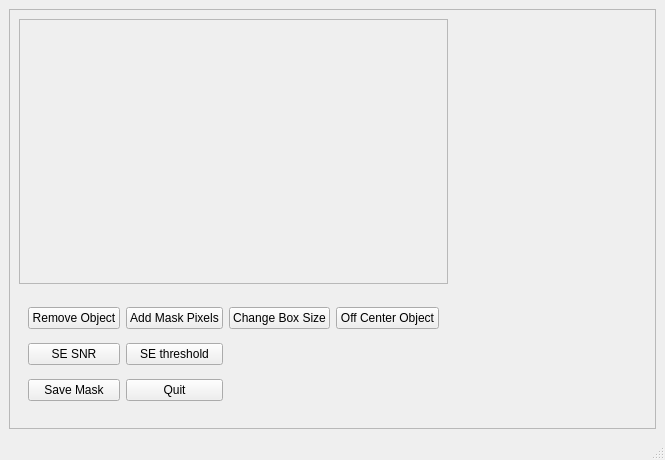
rfinn/halphagui, file testing/maskGui.ui: the form before one commit.
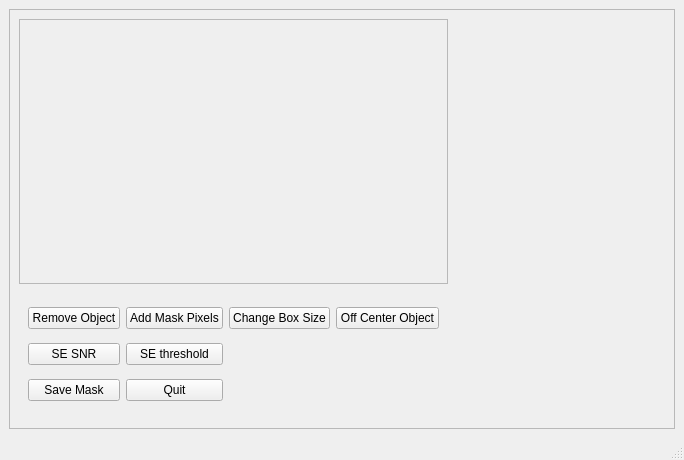
The form after the commit.

The edit to the form file:
```diff
--- a/testing/maskGui.ui
+++ b/testing/maskGui.ui
@@ -6,7 +6,7 @@
    <rect>
     <x>0</x>
     <y>0</y>
-    <width>665</width>
+    <width>684</width>
     <height>460</height>
    </rect>
   </property>
```
Left out of the diff: 2 changed lines with no effect on the pictures.
